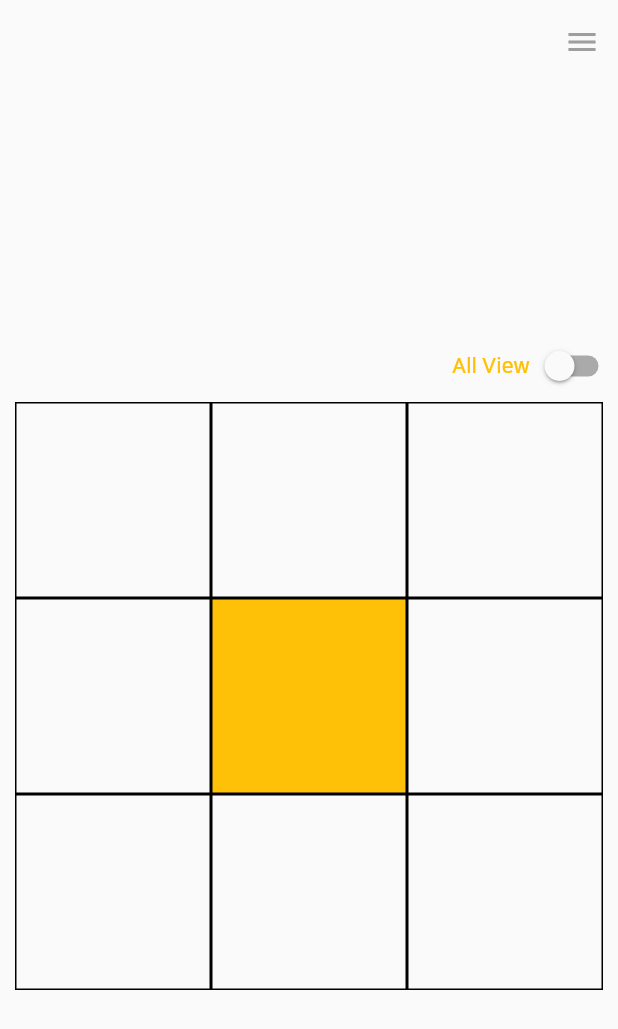
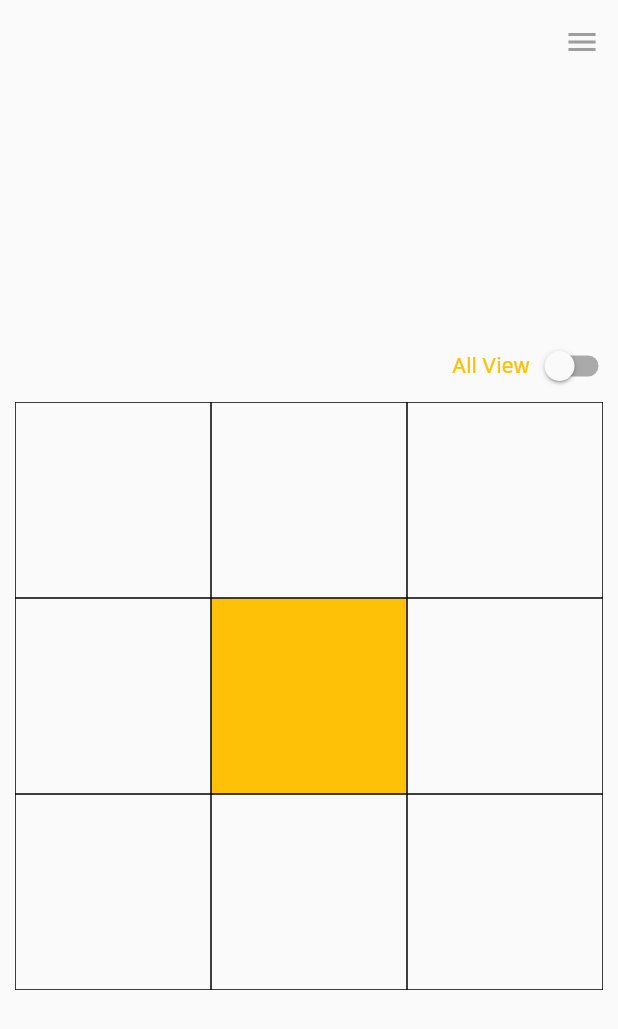
Before and after one commit to hyejin-1010/MandalArt, a Flutter app: the screen it shows after launch, on a phone screen of 412 x 824 dp. Shown: the top 1029 px of the screen. Run offline on Flutter 3.47's test engine with Material 2 defaults, Android fonts, the phone set to English and light mode, and no system bars; our stand-ins replace get, shared_preferences, sqflite; accounts and stored records are empty.

Commit message:
Refactor: Mandalart detail animation

```diff
--- a/lib/controllers/data_controller.dart
+++ b/lib/controllers/data_controller.dart
@@ -8,6 +8,11 @@ class DataController extends GetxController {
   Database? database;
   RxMap<int, MandalArtModel> mandalart = <int, MandalArtModel>{}.obs;
   Rx<int?> mandalartId = Rx<int?>(null);
+
+  MandalArtModel? get currentMandalart {
+    if (mandalartId.value == null) { return null; }
+    return mandalart[mandalartId.value];
+  }
 
   @override
   void onInit() async {
--- a/lib/screens/mandalart/mandalart.dart
+++ b/lib/screens/mandalart/mandalart.dart
@@ -1,6 +1,6 @@
 import 'package:flutter/material.dart';
 import 'package:get/get.dart';
-import 'package:madal_art/common/fuctions.dart';
+import 'package:madal_art/common/functions.dart';
 import 'package:madal_art/controllers/data_controller.dart';
 import 'package:madal_art/controllers/setting_controller.dart';
 import 'package:madal_art/screens/detail/detail.dart';
@@ -12,10 +12,7 @@ class MandalArtScreen extends StatefulWidget {
   _MandalArtScreenState createState() => _MandalArtScreenState();
 }
 
-enum ViewType {
-  ALL,
-  TOP,
-}
+enum ViewType { ALL, TOP }
 
 class _MandalArtScreenState extends State<MandalArtScreen> {
   final DataController _dataController = Get.find<DataController>();
@@ -53,16 +50,17 @@ class _MandalArtScreenState extends State<MandalArtScreen> {
 
   Widget _buildMandalArtItem(int index) {
     bool topView = _viewType == ViewType.TOP;
+
     return InkWell(
       onTap: () => _pushDetailView(index),
+      child: Hero(
+        tag: 'mandal-item-$index${topView ? '-4' : ''}',
         child: Container(
           decoration: BoxDecoration(
-          border: Border.all(color: Theme.of(context).colorScheme.secondaryContainer),
+            border: Border.all(color: Theme.of(context).colorScheme.secondaryContainer, width: 0.5),
             color: topView && index == 4 ? Theme.of(context).colorScheme.primary : Colors.transparent,
           ),
           alignment: Alignment.center,
-        child: Hero(
-          tag: 'mandal-item-$index',
           child: topView
             ? _buildTopView(index)
             : Item(group: index, allView: true),
@@ -104,21 +102,21 @@ class _MandalArtScreenState extends State<MandalArtScreen> {
         ),
         Switch(
           value: _viewType == ViewType.ALL,
-          onChanged: (bool? value) {
-            ViewType newValue = value == true ? ViewType.ALL : ViewType.TOP;
-            if (value == null || _viewType == newValue) { return; }
-            setState(() { _viewType = newValue; });
-          },
+          onChanged: _onChangeViewType,
         ),
       ],
     );
   }
 
-  Widget _buildMenuButton() {
-    return IconButton(
-      onPressed: () => _openEndDrawer(),
+  AppBar _buildAppBar() {
+    return AppBar(
+      backgroundColor: Colors.transparent,
+      elevation: 0.0,
+      actions: [IconButton(
+        onPressed: _openEndDrawer,
         color: Colors.grey,
         icon: Icon(Icons.menu),
+      )],
     );
   }
 
@@ -126,11 +124,7 @@ class _MandalArtScreenState extends State<MandalArtScreen> {
   Widget build(BuildContext context) {
     return Scaffold(
       key: _scaffoldKey,
-      appBar: AppBar(
-        backgroundColor: Colors.transparent,
-        elevation: 0.0,
-        actions: [_buildMenuButton()],
-      ),
+      appBar: _buildAppBar(),
       endDrawer: CustomDrawer(),
       body: SafeArea(
         child: Column(
@@ -138,8 +132,7 @@ class _MandalArtScreenState extends State<MandalArtScreen> {
           children: <Widget>[
             _buildViewTypeSwitchButton(),
             Obx(() {
-              int? mandalartId = _dataController.mandalartId.value;
-              if (mandalartId == null) { return Container(); }
+              if (_dataController.currentMandalart == null) { return Container(); }
               return Center(child: _buildMandalArtAllView());
             }),
           ],
@@ -149,10 +142,18 @@ class _MandalArtScreenState extends State<MandalArtScreen> {
   }
 
   void _pushDetailView(int index) {
-    Get.to(DetailScreen(index: index), transition: Transition.fade);
+    Get.to(DetailScreen(index: index), transition: Transition.fade, arguments: {
+      'allView': _viewType == ViewType.ALL,
+    });
   }
 
   void _openEndDrawer() {
     _scaffoldKey.currentState?.openEndDrawer();
   }
+
+  void _onChangeViewType(bool? value) {
+    ViewType newValue = value == true ? ViewType.ALL : ViewType.TOP;
+    if (value == null || _viewType == newValue) { return; }
+    setState(() { _viewType = newValue; });
   }
+}
```
Also changed, not shown: lib/components/item.dart (+19 -10 lines), lib/screens/detail/detail.dart (+27 -28 lines), lib/common/functions.dart (renamed from lib/common/fuctions.dart). Lines whose indentation alone changed are shown as unchanged.
